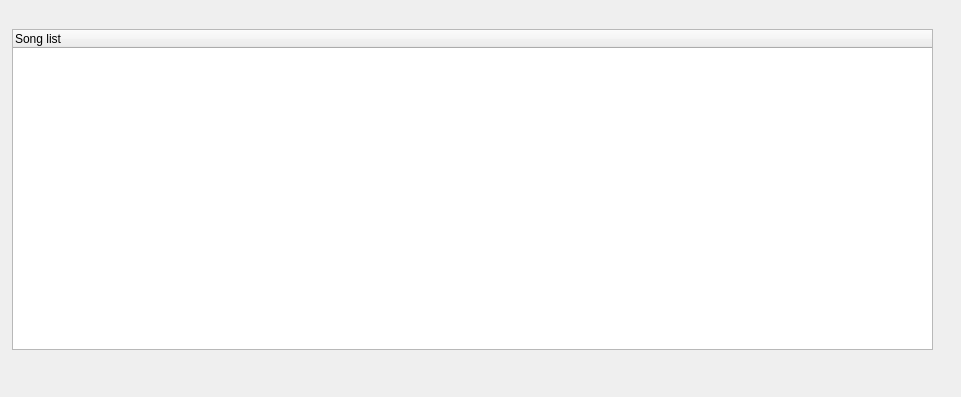
This is src/gui/src/PlaylistEditor/PlaylistDialog_UI.ui in hydrogen-music/hydrogen as Qt 5 draws it before an edit. The edited form follows.
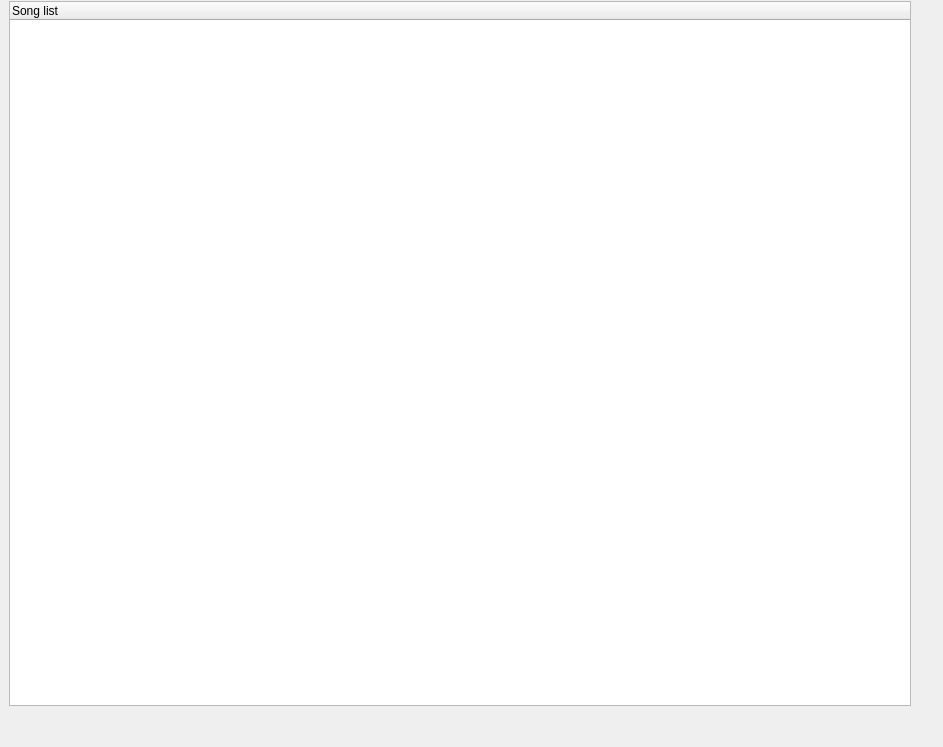
This is the edited form.

Commit message:
PlaylistEditor: fix layout
the Playlist dialog can now be resized and all components expand as I would expect them to do.

```diff
--- a/src/gui/src/PlaylistEditor/PlaylistDialog_UI.ui
+++ b/src/gui/src/PlaylistEditor/PlaylistDialog_UI.ui
@@ -6,22 +6,53 @@
    <rect>
     <x>0</x>
     <y>0</y>
-    <width>961</width>
-    <height>397</height>
+    <width>943</width>
+    <height>747</height>
    </rect>
   </property>
   <property name="windowTitle">
    <string>PlayList Browser</string>
   </property>
+  <layout class="QVBoxLayout" name="overallLayout">
+   <property name="spacing">
+    <number>0</number>
+   </property>
+   <property name="leftMargin">
+    <number>0</number>
+   </property>
+   <property name="topMargin">
+    <number>0</number>
+   </property>
+   <property name="rightMargin">
+    <number>0</number>
+   </property>
+   <property name="bottomMargin">
+    <number>0</number>
+   </property>
+   <item>
+    <widget class="QWidget" name="menuBarWidget" native="true"/>
+   </item>
+   <item>
+    <layout class="QVBoxLayout" name="verticalLayout_2">
+     <property name="spacing">
+      <number>2</number>
+     </property>
+     <property name="leftMargin">
+      <number>9</number>
+     </property>
+     <property name="topMargin">
+      <number>1</number>
+     </property>
+     <property name="rightMargin">
+      <number>0</number>
+     </property>
+     <property name="bottomMargin">
+      <number>7</number>
+     </property>
+     <item>
+      <layout class="QHBoxLayout" name="horizontalLayout">
+       <item>
   <widget class="QTreeWidget" name="m_pPlaylistTree">
-   <property name="geometry">
-    <rect>
-     <x>12</x>
-     <y>29</y>
-     <width>921</width>
-     <height>321</height>
-    </rect>
-   </property>
    <property name="minimumSize">
     <size>
      <width>0</width>
@@ -73,27 +104,44 @@
     </property>
    </column>
   </widget>
+       </item>
+       <item>
   <widget class="QWidget" name="sideBarWidget" native="true">
-   <property name="geometry">
-    <rect>
-     <x>940</x>
-     <y>30</y>
-     <width>16</width>
-     <height>311</height>
-    </rect>
-   </property>
-  </widget>
-  <widget class="QWidget" name="verticalLayout">
-   <property name="geometry">
-    <rect>
-     <x>10</x>
-     <y>350</y>
-     <width>181</width>
-     <height>41</height>
-    </rect>
-   </property>
-   <layout class="QVBoxLayout"/>
-  </widget>
+         <property name="sizePolicy">
+          <sizepolicy hsizetype="Fixed" vsizetype="Preferred">
+           <horstretch>0</horstretch>
+           <verstretch>0</verstretch>
+          </sizepolicy>
+         </property>
+         <property name="minimumSize">
+          <size>
+           <width>30</width>
+           <height>0</height>
+          </size>
+         </property>
+        </widget>
+       </item>
+      </layout>
+     </item>
+     <item>
+      <widget class="QWidget" name="controlWidget" native="true">
+       <property name="sizePolicy">
+        <sizepolicy hsizetype="Preferred" vsizetype="Fixed">
+         <horstretch>0</horstretch>
+         <verstretch>0</verstretch>
+        </sizepolicy>
+       </property>
+       <property name="minimumSize">
+        <size>
+         <width>119</width>
+         <height>32</height>
+        </size>
+       </property>
+      </widget>
+     </item>
+    </layout>
+   </item>
+  </layout>
  </widget>
  <resources/>
  <connections/>
```
Lines whose indentation alone changed are shown as unchanged. The commit also changes 2 other files.
